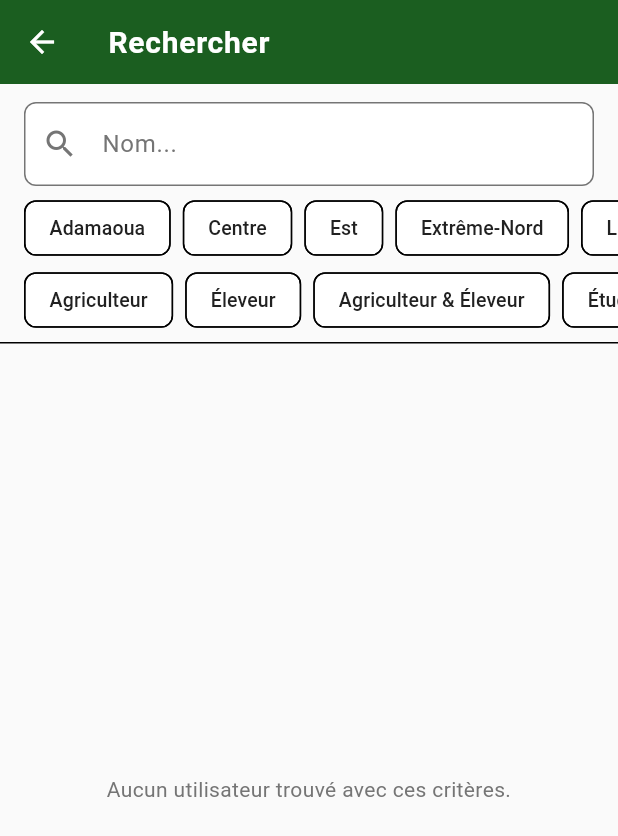
After one commit to pierrelionelsimo/Kilifarm, a Flutter app: the HomeScreen screen opened by its route, after a tap on the "search" icon, on a phone screen of 412 x 824 dp. The commit adds this screen. Shown: the top 836 px of the screen. Run offline on Flutter 3.47's test engine with Material 3 defaults, Android fonts, the phone set to English and light mode, and no system bars; our stand-ins replace cloud_firestore, firebase_auth, firebase_core, google_sign_in, image_picker; accounts and stored records are empty.

Commit message:
Recherche/annuaire avec filtres region et activite

```diff
--- a/lib/screens/home/home_screen.dart
+++ b/lib/screens/home/home_screen.dart
@@ -6,6 +6,7 @@ import '../../providers/feed_provider.dart';
 import '../../widgets/initials_avatar.dart';
 import '../../widgets/post_card.dart';
 import '../profile/profile_screen.dart';
+import '../search/search_screen.dart';
 import '../post/create_post_screen.dart';
 
 class HomeScreen extends StatefulWidget {
@@ -54,6 +55,15 @@ class _HomeScreenState extends State<HomeScreen> {
       appBar: AppBar(
         title: const Text('KILIFARM'),
         actions: [
+          IconButton(
+            icon: const Icon(Icons.search),
+            tooltip: 'Rechercher',
+            onPressed: () {
+              Navigator.of(context).push(
+                MaterialPageRoute(builder: (_) => const SearchScreen()),
+              );
+            },
+          ),
           IconButton(
             icon: authProvider.userModel != null
                 ? InitialsAvatar(
--- /dev/null
+++ b/lib/screens/search/search_screen.dart
@@ -0,0 +1,231 @@
+import 'package:flutter/material.dart';
+import 'package:provider/provider.dart';
+import '../../config/constants.dart';
+import '../../config/theme.dart';
+import '../../models/user_model.dart';
+import '../../providers/auth_provider.dart';
+import '../../services/user_service.dart';
+import '../../widgets/initials_avatar.dart';
+import '../profile/public_profile_screen.dart';
+
+class SearchScreen extends StatefulWidget {
+  const SearchScreen({super.key});
+
+  @override
+  State<SearchScreen> createState() => _SearchScreenState();
+}
+
+class _SearchScreenState extends State<SearchScreen> {
+  final UserService _userService = UserService();
+  final TextEditingController _nameController = TextEditingController();
+
+  List<UserModel> _allResults = []; // filtré région/activité (côté serveur)
+  List<UserModel> _displayedResults = []; // + filtré nom (côté client)
+  String? _selectedRegion;
+  String? _selectedActivityType;
+  bool _isLoading = true;
+  String? _errorMessage;
+
+  @override
+  void initState() {
+    super.initState();
+    _nameController.addListener(_applyNameFilter);
+    _loadResults();
+  }
+
+  @override
+  void dispose() {
+    _nameController.removeListener(_applyNameFilter);
+    _nameController.dispose();
+    super.dispose();
+  }
+
+  Future<void> _loadResults() async {
+    setState(() {
+      _isLoading = true;
+      _errorMessage = null;
+    });
+
+    try {
+      final currentUserId = context.read<AuthProvider>().userModel?.uid;
+      final results = await _userService.searchUsers(
+        region: _selectedRegion,
+        activityType: _selectedActivityType,
+        excludeUserId: currentUserId,
+      );
+      _allResults = results;
+      _applyNameFilter();
+    } catch (e) {
+      _errorMessage = "Impossible de charger l'annuaire.";
+    }
+
+    if (mounted) setState(() => _isLoading = false);
+  }
+
+  void _applyNameFilter() {
+    final query = _nameController.text.trim().toLowerCase();
+    setState(() {
+      _displayedResults = query.isEmpty
+          ? _allResults
+          : _allResults
+              .where((u) => u.fullName.toLowerCase().contains(query))
+              .toList();
+    });
+  }
+
+  void _toggleRegion(String region) {
+    setState(() => _selectedRegion = _selectedRegion == region ? null : region);
+    _loadResults();
+  }
+
+  void _toggleActivityType(String type) {
+    setState(
+        () => _selectedActivityType = _selectedActivityType == type ? null : type);
+    _loadResults();
+  }
+
+  @override
+  Widget build(BuildContext context) {
+    return Scaffold(
+      appBar: AppBar(
+        title: const Text('Rechercher'),
+      ),
+      body: Column(
+        children: [
+          Padding(
+            padding: const EdgeInsets.fromLTRB(16, 12, 16, 8),
+            child: TextField(
+              controller: _nameController,
+              decoration: InputDecoration(
+                hintText: 'Nom...',
+                prefixIcon: const Icon(Icons.search),
+                filled: true,
+                fillColor: AppTheme.cardWhite,
+                border: OutlineInputBorder(
+                  borderRadius: BorderRadius.circular(24),
+                  borderSide: BorderSide.none,
+                ),
+              ),
+            ),
+          ),
+          SizedBox(
+            height: 40,
+            child: ListView(
+              scrollDirection: Axis.horizontal,
+              padding: const EdgeInsets.symmetric(horizontal: 16),
+              children: AppConstants.cameroonRegions.map((region) {
+                final selected = _selectedRegion == region;
+                return Padding(
+                  padding: const EdgeInsets.only(right: 8),
+                  child: ChoiceChip(
+                    label: Text(region),
+                    selected: selected,
+                    onSelected: (_) => _toggleRegion(region),
+                    selectedColor: AppTheme.primaryGreen,
+                    labelStyle: TextStyle(
+                      color: selected ? Colors.white : AppTheme.textDark,
+                      fontSize: 13,
+                    ),
+                  ),
+                );
+              }).toList(),
+            ),
+          ),
+          const SizedBox(height: 8),
+          SizedBox(
+            height: 40,
+            child: ListView(
+              scrollDirection: Axis.horizontal,
+              padding: const EdgeInsets.symmetric(horizontal: 16),
+              children: AppConstants.activityTypes.map((type) {
+                final selected = _selectedActivityType == type;
+                return Padding(
+                  padding: const EdgeInsets.only(right: 8),
+                  child: ChoiceChip(
+                    label: Text(type),
+                    selected: selected,
+                    onSelected: (_) => _toggleActivityType(type),
+                    selectedColor: AppTheme.accentOrange,
+                    labelStyle: TextStyle(
+                      color: selected ? Colors.white : AppTheme.textDark,
+                      fontSize: 13,
+                    ),
+                  ),
+                );
+              }).toList(),
+            ),
+          ),
+          const SizedBox(height: 8),
+          const Divider(height: 1),
+          Expanded(child: _buildResults()),
+        ],
+      ),
+    );
+  }
+
+  Widget _buildResults() {
+    if (_isLoading) {
+      return const Center(child: CircularProgressIndicator());
+    }
+
+    if (_errorMessage != null) {
+      return Center(
+        child: Padding(
+          padding: const EdgeInsets.all(24),
+          child: Column(
+            mainAxisAlignment: MainAxisAlignment.center,
+            children: [
+              const Icon(Icons.wifi_off, size: 40, color: AppTheme.textLight),
+              const SizedBox(height: 12),
+              Text(_errorMessage!,
+                  style: const TextStyle(color: AppTheme.textLight)),
+              const SizedBox(height: 12),
+              ElevatedButton(
+                onPressed: _loadResults,
+                child: const Text('Réessayer'),
+              ),
+            ],
+          ),
+        ),
+      );
+    }
+
+    if (_displayedResults.isEmpty) {
+      return const Center(
+        child: Padding(
+          padding: EdgeInsets.all(24),
+          child: Text(
+            'Aucun utilisateur trouvé avec ces critères.',
+            textAlign: TextAlign.center,
+            style: TextStyle(color: AppTheme.textLight),
+          ),
+        ),
+      );
+    }
+
+    return ListView.builder(
+      itemCount: _displayedResults.length,
+      itemBuilder: (context, index) {
+        final user = _displayedResults[index];
+        return ListTile(
+          leading: InitialsAvatar(fullName: user.fullName, radius: 20),
+          title: Text(user.fullName,
+              style: const TextStyle(fontWeight: FontWeight.w600)),
+          subtitle: Text(
+            [
+              if (user.activityType != null && user.activityType!.isNotEmpty)
+                user.activityType!,
+              if (user.region != null && user.region!.isNotEmpty) user.region!,
+            ].join(' · '),
+            style: const TextStyle(color: AppTheme.textLight, fontSize: 13),
+          ),
+          onTap: () {
+            Navigator.of(context).push(
+              MaterialPageRoute(builder: (_) => PublicProfileScreen(user: user)),
+            );
+          },
+        );
+      },
+    );
+  }
+}
--- /dev/null
+++ b/lib/services/user_service.dart
@@ -0,0 +1,54 @@
+import 'package:cloud_firestore/cloud_firestore.dart';
+import '../models/user_model.dart';
+import '../config/constants.dart';
+
+class UserService {
+  final FirebaseFirestore _firestore = FirebaseFirestore.instance;
+
+  /// Recherche des utilisateurs par région et/ou type d'activité
+  /// (filtrés côté serveur, sans index composite nécessaire — deux
+  /// égalités simples se combinent sans souci sur Firestore), puis
+  /// par nom (filtré côté client, insensible à la casse).
+  ///
+  /// Choix volontaire pour V1 : pas de recherche plein-texte via un
+  /// service tiers (Algolia...) — hors scope, un fetch limité +
+  /// filtre en mémoire suffit largement au volume d'utilisateurs
+  /// attendu au démarrage.
+  Future<List<UserModel>> searchUsers({
+    String? nameQuery,
+    String? region,
+    String? activityType,
+    String? excludeUserId,
+  }) async {
+    Query query = _firestore.collection(AppConstants.usersCollection);
+
+    if (region != null && region.isNotEmpty) {
+      query = query.where('region', isEqualTo: region);
+    }
+    if (activityType != null && activityType.isNotEmpty) {
+      query = query.where('activityType', isEqualTo: activityType);
+    }
+
+    final snapshot = await query.limit(100).get();
+
+    var users = snapshot.docs
+        .map((doc) => UserModel.fromMap(doc.data() as Map<String, dynamic>))
+        .toList();
+
+    if (excludeUserId != null) {
+      users = users.where((u) => u.uid != excludeUserId).toList();
+    }
+
+    if (nameQuery != null && nameQuery.trim().isNotEmpty) {
+      final lower = nameQuery.trim().toLowerCase();
+      users =
+          users.where((u) => u.fullName.toLowerCase().contains(lower)).toList();
+    }
+
+    // Tri alphabétique côté client — évite un orderBy() Firestore qui
+    // exigerait, lui, un vrai index composite combiné aux filtres.
+    users.sort((a, b) => a.fullName.compareTo(b.fullName));
+
+    return users;
+  }
+}
```
Also changed, not shown: lib/screens/profile/public_profile_screen.dart (added, +88 -0 lines).
